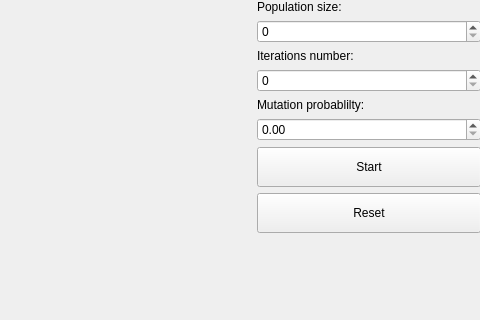
Qt form mainwindow.ui (de-nuke/prir_tsp) before a commit; both pictures show x 420 to 900 and y 0 to 320 of the 900 by 595 pixel window.
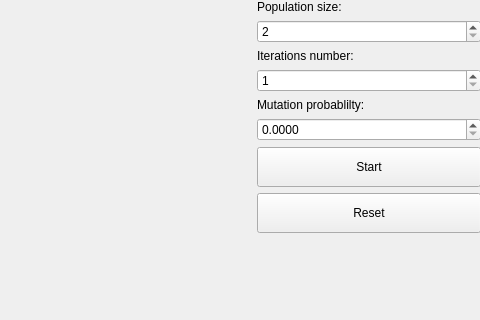
The same form after that commit.

What changed in the file:
```diff
--- a/mainwindow.ui
+++ b/mainwindow.ui
@@ -37,7 +37,14 @@
         </widget>
        </item>
        <item>
-        <widget class="QSpinBox" name="size_input"/>
+        <widget class="QSpinBox" name="size_input">
+         <property name="minimum">
+          <number>2</number>
+         </property>
+         <property name="maximum">
+          <number>10000</number>
+         </property>
+        </widget>
        </item>
        <item>
         <widget class="QLabel" name="label_2">
@@ -47,7 +54,14 @@
         </widget>
        </item>
        <item>
-        <widget class="QSpinBox" name="iterations_input"/>
+        <widget class="QSpinBox" name="iterations_input">
+         <property name="minimum">
+          <number>1</number>
+         </property>
+         <property name="maximum">
+          <number>10000</number>
+         </property>
+        </widget>
        </item>
        <item>
         <widget class="QLabel" name="label_3">
@@ -57,7 +71,17 @@
         </widget>
        </item>
        <item>
-        <widget class="QDoubleSpinBox" name="mutation_input"/>
+        <widget class="QDoubleSpinBox" name="mutation_input">
+         <property name="decimals">
+          <number>4</number>
+         </property>
+         <property name="maximum">
+          <double>1.000000000000000</double>
+         </property>
+         <property name="singleStep">
+          <double>0.000100000000000</double>
+         </property>
+        </widget>
        </item>
        <item>
         <widget class="QPushButton" name="start_button">
```
